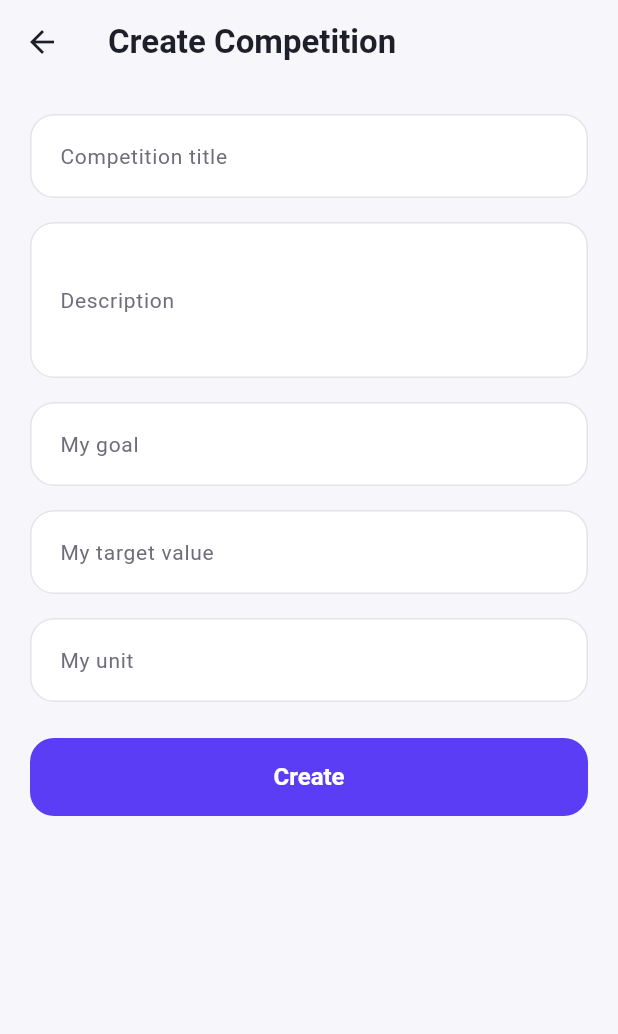
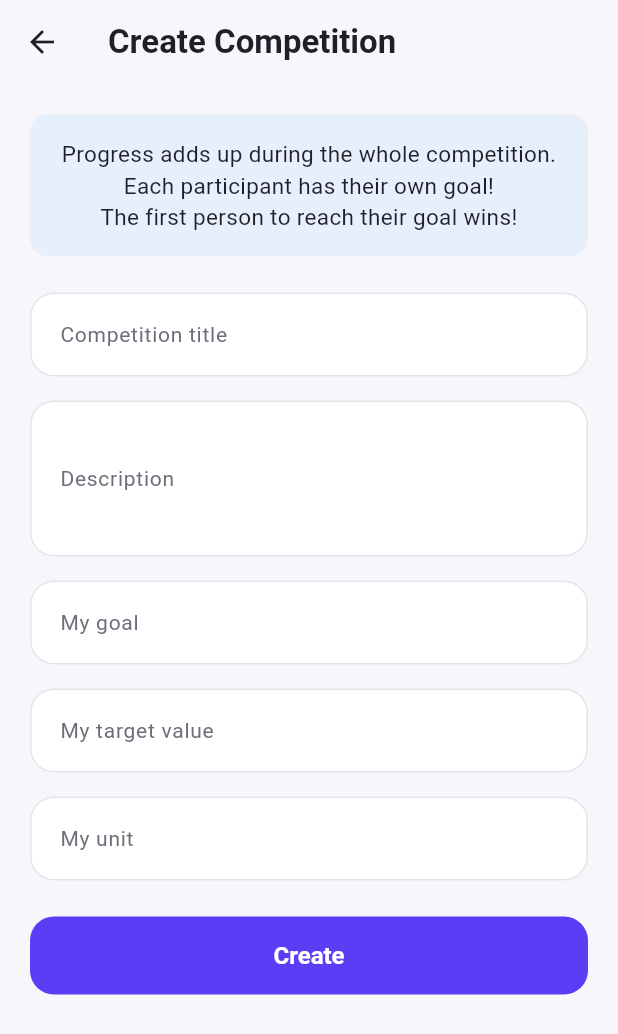
Before and after one commit to oriNesher/havruta, a Flutter app: the CreateCompetitionScreen screen opened directly, on a phone screen of 412 x 824 dp. Shown: the top 1034 px of the screen. Run offline on Flutter 3.47's test engine with Material 3 defaults, Android fonts, the phone set to English and light mode, and no system bars; our stand-ins replace cloud_firestore, firebase_auth, firebase_core, firebase_messaging; accounts and stored records are empty.

Commit message:
Add competition type description to UI
in the create competition screen

```diff
--- a/lib/create_competition_screen.dart
+++ b/lib/create_competition_screen.dart
@@ -132,6 +132,25 @@ class _CreateCompetitionScreenState extends State<CreateCompetitionScreen> {
         padding: const EdgeInsets.all(20),
         child: Column(
           children: [
+            Container(
+              width: double.infinity,
+              padding: const EdgeInsets.all(16),
+              margin: const EdgeInsets.only(bottom: 24),
+              decoration: BoxDecoration(
+                color: Colors.blue.withOpacity(0.08),
+                borderRadius: BorderRadius.circular(12),
+              ),
+              child: const Text(
+                'Progress adds up during the whole competition.\n'
+                'Each participant has their own goal!\n'
+                'The first person to reach their goal wins!',
+                textAlign: TextAlign.center,
+                style: TextStyle(
+                  fontSize: 15,
+                  height: 1.4,
+                ),
+              ),
+            ),
             TextField(
               controller: titleController,
               enabled: !alreadyCreated,
```
